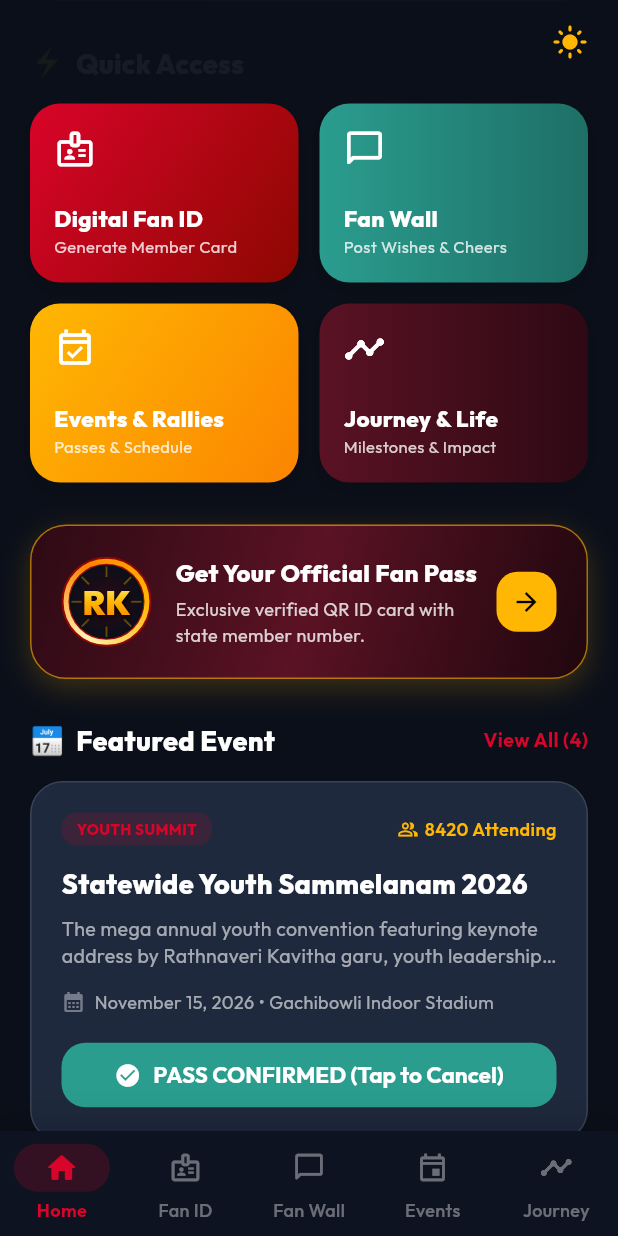
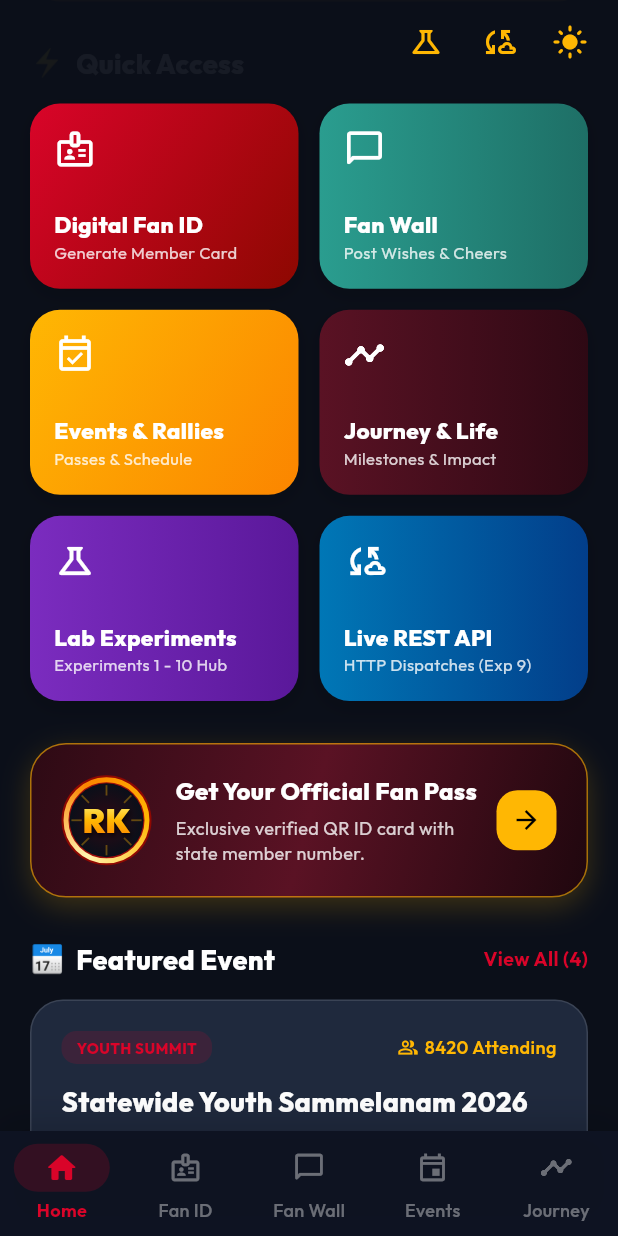
Before and after one commit to sriram-kavadi/fan_page, a Flutter app: the screen it shows after launch, scrolled down 576 dp, on a phone screen of 412 x 824 dp. Run offline on Flutter 3.47's test engine with Material 3 defaults, Android fonts, the phone set to English and light mode, and no system bars.

Commit message:
feat(shell): MultiProvider, named routing table, and responsive quick actions

```diff
--- a/lib/main.dart
+++ b/lib/main.dart
@@ -3,11 +3,14 @@ import 'package:provider/provider.dart';
 import 'theme/app_theme.dart';
 import 'providers/theme_provider.dart';
 import 'providers/fan_provider.dart';
+import 'providers/api_feed_provider.dart';
 import 'screens/home_screen.dart';
 import 'screens/fan_id_screen.dart';
 import 'screens/community_screen.dart';
 import 'screens/events_screen.dart';
 import 'screens/journey_screen.dart';
+import 'screens/experiments_hub_screen.dart';
+import 'screens/api_feed_screen.dart';
 
 void main() {
   WidgetsFlutterBinding.ensureInitialized();
@@ -23,6 +26,7 @@ class RathnaveriKavithaFanApp extends StatelessWidget {
       providers: [
         ChangeNotifierProvider(create: (_) => ThemeProvider()),
         ChangeNotifierProvider(create: (_) => FanProvider()),
+        ChangeNotifierProvider(create: (_) => ApiFeedProvider()),
       ],
       child: Consumer<ThemeProvider>(
         builder: (context, themeProvider, child) {
@@ -32,7 +36,16 @@ class RathnaveriKavithaFanApp extends StatelessWidget {
             theme: RKTheme.lightTheme,
             darkTheme: RKTheme.darkTheme,
             themeMode: themeProvider.isDark ? ThemeMode.dark : ThemeMode.light,
-            home: const MainShell(),
+            initialRoute: '/',
+            routes: {
+              '/': (context) => const MainShell(),
+              '/experiments': (context) => const ExperimentsHubScreen(),
+              '/api-feed': (context) => const ApiFeedScreen(),
+              '/fan-id': (context) => const Scaffold(body: FanIdScreen()),
+              '/community': (context) => const Scaffold(body: CommunityScreen()),
+              '/events': (context) => const Scaffold(body: EventsScreen()),
+              '/journey': (context) => const Scaffold(body: JourneyScreen()),
+            },
           );
         },
       ),
--- a/lib/screens/home_screen.dart
+++ b/lib/screens/home_screen.dart
@@ -4,6 +4,7 @@ import '../theme/app_theme.dart';
 import '../providers/fan_provider.dart';
 import '../providers/theme_provider.dart';
 import '../widgets/rk_widgets.dart';
+import '../widgets/responsive_layout.dart';
 
 class HomeScreen extends StatelessWidget {
   final Function(int) onNavigate;
@@ -32,6 +33,22 @@ class HomeScreen extends StatelessWidget {
               background: _HeroBanner(fan: fan, isDark: isDark),
             ),
             actions: [
+              IconButton(
+                tooltip: 'Flutter Lab Experiments Hub (1-10)',
+                icon: const Icon(
+                  Icons.science_outlined,
+                  color: RKTheme.gold,
+                ),
+                onPressed: () => Navigator.pushNamed(context, '/experiments'),
+              ),
+              IconButton(
+                tooltip: 'Live REST API Feed (Exp 9)',
+                icon: const Icon(
+                  Icons.cloud_sync_outlined,
+                  color: RKTheme.gold,
+                ),
+                onPressed: () => Navigator.pushNamed(context, '/api-feed'),
+              ),
               IconButton(
                 tooltip: 'Toggle Theme',
                 icon: Icon(
@@ -374,13 +391,18 @@ class _QuickActionGrid extends StatelessWidget {
 
   @override
   Widget build(BuildContext context) {
+    final isDesktop = ResponsiveLayout.isDesktop(context);
+    final isTablet = ResponsiveLayout.isTablet(context);
+    final crossAxisCount = isDesktop ? 3 : (isTablet ? 3 : 2);
+    final aspectRatio = isDesktop ? 2.1 : (isTablet ? 1.7 : 1.45);
+
     return GridView.count(
-      crossAxisCount: 2,
+      crossAxisCount: crossAxisCount,
       crossAxisSpacing: 14,
       mainAxisSpacing: 14,
       shrinkWrap: true,
       physics: const NeverScrollableScrollPhysics(),
-      childAspectRatio: 1.5,
+      childAspectRatio: aspectRatio,
       children: [
         _ActionTile(
           icon: Icons.badge_outlined,
@@ -413,6 +435,24 @@ class _QuickActionGrid extends StatelessWidget {
             colors: [Color(0xFF5A1224), Color(0xFF2E0914)],
           ),
           onTap: () => onNavigate(4),
+        ),
+        _ActionTile(
+          icon: Icons.science_outlined,
+          title: 'Lab Experiments',
+          subtitle: 'Experiments 1 - 10 Hub',
+          gradient: const LinearGradient(
+            colors: [Color(0xFF7B2CBF), Color(0xFF5A189A)],
+          ),
+          onTap: () => Navigator.pushNamed(context, '/experiments'),
+        ),
+        _ActionTile(
+          icon: Icons.cloud_sync_outlined,
+          title: 'Live REST API',
+          subtitle: 'HTTP Dispatches (Exp 9)',
+          gradient: const LinearGradient(
+            colors: [Color(0xFF0077B6), Color(0xFF023E8A)],
+          ),
+          onTap: () => Navigator.pushNamed(context, '/api-feed'),
         ),
       ],
     );
--- a/pubspec.yaml
+++ b/pubspec.yaml
@@ -24,6 +24,7 @@ flutter:
   uses-material-design: true
   assets:
     - assets/images/
+    - assets/screenshots/
 
   fonts:
     - family: Outfit
```
